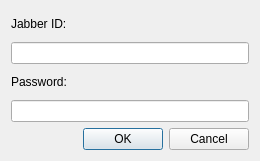
Qt form interface/ui_connection.ui (olga-casian/E-learning) before a commit.
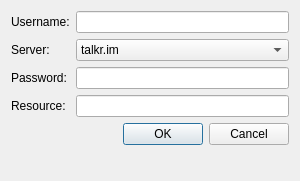
The same form after that commit. Icons and pictures are not drawn.

Diff of the .ui file:
```diff
--- a/interface/ui_connection.ui
+++ b/interface/ui_connection.ui
@@ -6,20 +6,20 @@
    <rect>
     <x>0</x>
     <y>0</y>
-    <width>260</width>
-    <height>161</height>
+    <width>300</width>
+    <height>181</height>
    </rect>
   </property>
   <property name="minimumSize">
    <size>
-    <width>250</width>
-    <height>161</height>
+    <width>300</width>
+    <height>181</height>
    </size>
   </property>
   <property name="maximumSize">
    <size>
     <width>16777215</width>
-    <height>161</height>
+    <height>181</height>
    </size>
   </property>
   <property name="windowTitle">
@@ -29,32 +29,62 @@
    <iconset resource="resource/res.qrc">
     <normaloff>:/icons/icons/logotype.png</normaloff>:/icons/icons/logotype.png</iconset>
   </property>
-  <layout class="QVBoxLayout">
-   <item>
+  <layout class="QFormLayout" name="formLayout">
+   <item row="0" column="0">
     <widget class="QLabel" name="lab_jid">
      <property name="text">
-      <string>Jabber ID:</string>
+      <string>Username:</string>
      </property>
     </widget>
    </item>
-   <item>
+   <item row="0" column="1">
     <widget class="QLineEdit" name="eln_jid"/>
    </item>
-   <item>
+   <item row="1" column="0">
+    <widget class="QLabel" name="lab_server">
+     <property name="text">
+      <string>Server:</string>
+     </property>
+    </widget>
+   </item>
+   <item row="1" column="1">
+    <widget class="QComboBox" name="cmb_server">
+     <item>
+      <property name="text">
+       <string>talkr.im</string>
+      </property>
+     </item>
+    </widget>
+   </item>
+   <item row="2" column="0">
     <widget class="QLabel" name="lab_pass">
      <property name="text">
       <string>Password:</string>
      </property>
     </widget>
    </item>
-   <item>
+   <item row="2" column="1">
     <widget class="QLineEdit" name="eln_pass">
      <property name="echoMode">
       <enum>QLineEdit::Password</enum>
      </property>
     </widget>
    </item>
-   <item>
+   <item row="3" column="0">
+    <widget class="QLabel" name="lab_resource">
+     <property name="text">
+      <string>Resource:</string>
+     </property>
+    </widget>
+   </item>
+   <item row="3" column="1">
+    <widget class="QLineEdit" name="eln_resource">
+     <property name="text">
+      <string/>
+     </property>
+    </widget>
+   </item>
+   <item row="4" column="0" colspan="2">
     <widget class="QDialogButtonBox" name="dbb_button_box">
      <property name="layoutDirection">
       <enum>Qt::LeftToRight</enum>
```
